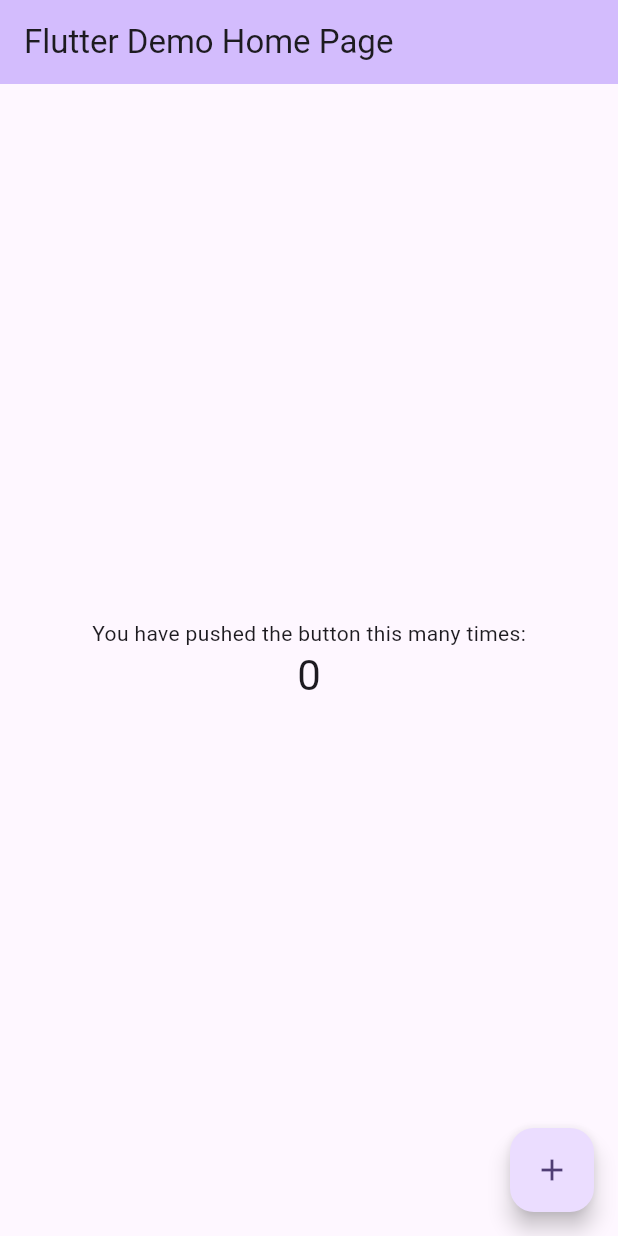
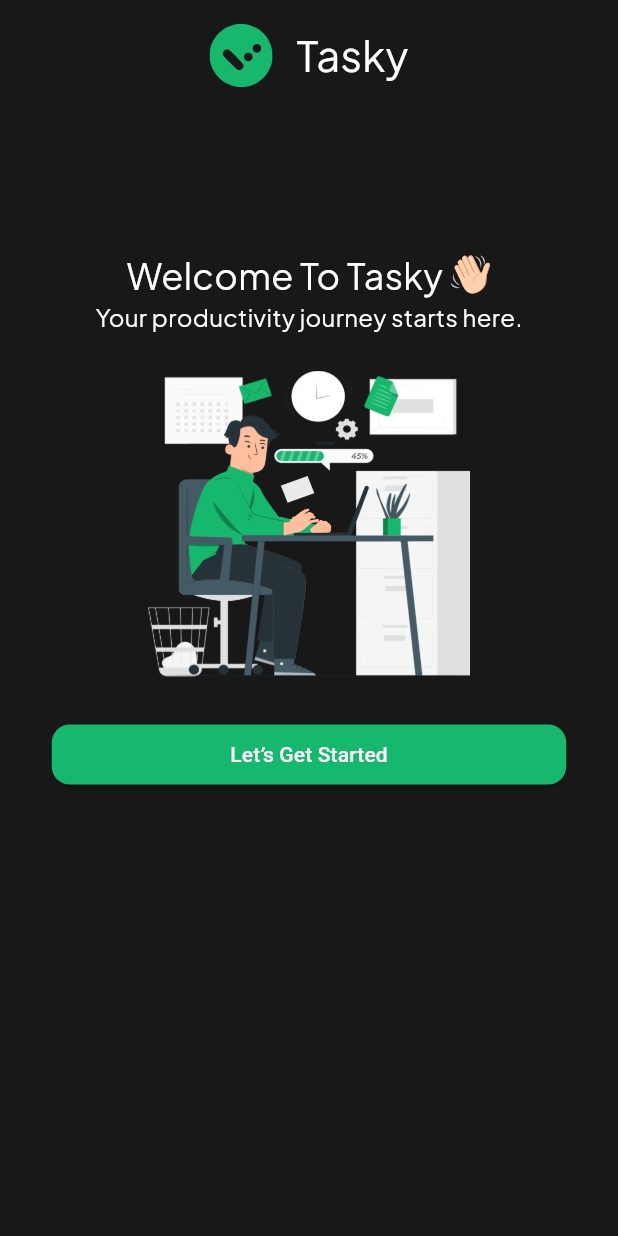
Before and after one commit to HossamEzzat/todo_note_app, a Flutter app: the screen it shows after launch, on a phone screen of 412 x 824 dp. Run offline on Flutter 3.47's test engine with Material 3 defaults, Android fonts, the phone set to English and light mode, and no system bars; our stand-ins replace flutter_svg.

Commit message:
feat: Add home screen UI
- Add `flutter_svg` dependency for SVG rendering.
- Integrate `PlusJakartaSans` font.
- Create a new `Home` screen widget as the initial route.
- Remove the default counter example code from `main.dart`.
- Add logo, illustrations, and font assets.

```diff
--- /dev/null
+++ b/lib/home.dart
@@ -0,0 +1,76 @@
+import 'package:flutter/material.dart';
+import 'package:flutter_svg/svg.dart';
+
+class Home extends StatelessWidget {
+  const Home({super.key});
+
+  @override
+  Widget build(BuildContext context) {
+    return SafeArea(
+      child: Scaffold(
+        backgroundColor: Color(0xff181818),
+        body: Column(
+          crossAxisAlignment: CrossAxisAlignment.center,
+          children: [
+            SizedBox(height: 16),
+            Row(
+              mainAxisAlignment: MainAxisAlignment.center,
+              children: [
+                SvgPicture.asset("assets/images/logo.svg"),
+                SizedBox(width: 16),
+                Text(
+                  "Tasky",
+                  style: TextStyle(
+                    fontFamily: "PlusJakartaSans",
+                    color: Color(0xffffffff),
+                    fontSize: 28,
+                    fontWeight: FontWeight.w400,
+                  ),
+                ),
+              ],
+            ),
+            SizedBox(height: 108),
+            Row(
+              mainAxisAlignment: MainAxisAlignment.center,
+              children: [
+                Text(
+                  "Welcome To Tasky ",
+                  style: TextStyle(
+                    fontFamily: "PlusJakartaSans",
+
+                    color: Color(0xffFFFCFC),
+                    fontSize: 24,
+                    fontWeight: FontWeight.w400,
+                  ),
+                ),
+                SvgPicture.asset("assets/images/hand.svg"),
+              ],
+            ),
+            Text(
+              "Your productivity journey starts here.",
+              style: TextStyle(
+                fontFamily: "PlusJakartaSans",
+                color: Color(0xffFFFCFC),
+                fontSize: 16,
+                fontWeight: FontWeight.w400,
+              ),
+            ),
+            SizedBox(height: 24),
+            Image.asset("assets/images/pana.png",width: 215,height: 204,),
+            SizedBox(height: 28),
+            ElevatedButton(onPressed: (){
+            }, child: Text("Let’s Get Started"),style: ElevatedButton.styleFrom(
+              backgroundColor: Color(0xff15b86c),
+              foregroundColor: Color(0xffFFFCFC),
+              shape: RoundedRectangleBorder(
+                borderRadius: BorderRadius.circular(12),
+              ),
+              fixedSize: Size(343, 40),
+            ),)
+
+          ],
+        ),
+      ),
+    );
+  }
+}
--- a/lib/main.dart
+++ b/lib/main.dart
@@ -1,4 +1,6 @@
 import 'package:flutter/material.dart';
+
+import 'home.dart';
 
 void main() {
   runApp(const MyApp());
@@ -11,112 +13,9 @@ class MyApp extends StatelessWidget {
   @override
   Widget build(BuildContext context) {
     return MaterialApp(
-      title: 'Flutter Demo',
-      theme: ThemeData(
-        // This is the theme of your application.
-        //
-        // TRY THIS: Try running your application with "flutter run". You'll see
-        // the application has a purple toolbar. Then, without quitting the app,
-        // try changing the seedColor in the colorScheme below to Colors.green
-        // and then invoke "hot reload" (save your changes or press the "hot
-        // reload" button in a Flutter-supported IDE, or press "r" if you used
-        // the command line to start the app).
-        //
-        // Notice that the counter didn't reset back to zero; the application
-        // state is not lost during the reload. To reset the state, use hot
-        // restart instead.
-        //
-        // This works for code too, not just values: Most code changes can be
-        // tested with just a hot reload.
-        colorScheme: ColorScheme.fromSeed(seedColor: Colors.deepPurple),
-      ),
-      home: const MyHomePage(title: 'Flutter Demo Home Page'),
+      debugShowCheckedModeBanner: false,
+      title: 'Tasky',
+      home: Home(),
     );
   }
 }
-
-class MyHomePage extends StatefulWidget {
-  const MyHomePage({super.key, required this.title});
-
-  // This widget is the home page of your application. It is stateful, meaning
-  // that it has a State object (defined below) that contains fields that affect
-  // how it looks.
-
-  // This class is the configuration for the state. It holds the values (in this
-  // case the title) provided by the parent (in this case the App widget) and
-  // used by the build method of the State. Fields in a Widget subclass are
-  // always marked "final".
-
-  final String title;
-
-  @override
-  State<MyHomePage> createState() => _MyHomePageState();
-}
-
-class _MyHomePageState extends State<MyHomePage> {
-  int _counter = 0;
-
-  void _incrementCounter() {
-    setState(() {
-      // This call to setState tells the Flutter framework that something has
-      // changed in this State, which causes it to rerun the build method below
-      // so that the display can reflect the updated values. If we changed
-      // _counter without calling setState(), then the build method would not be
-      // called again, and so nothing would appear to happen.
-      _counter++;
-    });
-  }
-
-  @override
-  Widget build(BuildContext context) {
-    // This method is rerun every time setState is called, for instance as done
-    // by the _incrementCounter method above.
-    //
-    // The Flutter framework has been optimized to make rerunning build methods
-    // fast, so that you can just rebuild anything that needs updating rather
-    // than having to individually change instances of widgets.
-    return Scaffold(
-      appBar: AppBar(
-        // TRY THIS: Try changing the color here to a specific color (to
-        // Colors.amber, perhaps?) and trigger a hot reload to see the AppBar
-        // change color while the other colors stay the same.
-        backgroundColor: Theme.of(context).colorScheme.inversePrimary,
-        // Here we take the value from the MyHomePage object that was created by
-        // the App.build method, and use it to set our appbar title.
-        title: Text(widget.title),
-      ),
-      body: Center(
-        // Center is a layout widget. It takes a single child and positions it
-        // in the middle of the parent.
-        child: Column(
-          // Column is also a layout widget. It takes a list of children and
-          // arranges them vertically. By default, it sizes itself to fit its
-          // children horizontally, and tries to be as tall as its parent.
-          //
-          // Column has various properties to control how it sizes itself and
-          // how it positions its children. Here we use mainAxisAlignment to
-          // center the children vertically; the main axis here is the vertical
-          // axis because Columns are vertical (the cross axis would be
-          // horizontal).
-          //
-          // TRY THIS: Invoke "debug painting" (choose the "Toggle Debug Paint"
-          // action in the IDE, or press "p" in the console), to see the
-          // wireframe for each widget.
-          mainAxisAlignment: MainAxisAlignment.center,
-          children: <Widget>[
-            const Text('You have pushed the button this many times:'),
-            Text(
-              '$_counter',
-              style: Theme.of(context).textTheme.headlineMedium,
-            ),
-          ],
-        ),
-      ),
-      floatingActionButton: FloatingActionButton(
-        onPressed: _incrementCounter,
-        tooltip: 'Increment',
-        child: const Icon(Icons.add),
-      ), // This trailing comma makes auto-formatting nicer for build methods.
-    );
-  }
-}
```
Also changed, not shown: pubspec.yaml (+7 -4 lines), assets/fonts/PlusJakartaSans-Regular.ttf (added), assets/images/hand.svg (added), assets/images/logo.svg (added), assets/images/pana.png (added), lib/generated/assets.dart (added), pubspec.lock.
